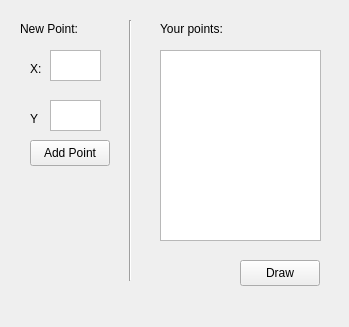
The window that sgi/qt_designer/new_wireframe.ui (lzacchi/INE5420) describes before a commit, drawn with Qt 5.
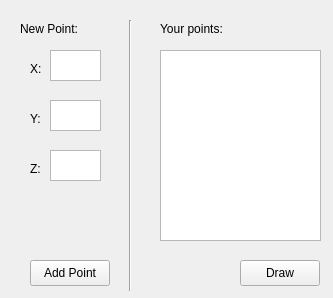
The same window after the commit.

Commit message: Add 'Z' coordinate to New Wireframe Window

Diff of the .ui file:
```diff
--- a/sgi/qt_designer/new_wireframe.ui
+++ b/sgi/qt_designer/new_wireframe.ui
@@ -6,8 +6,8 @@
    <rect>
     <x>0</x>
     <y>0</y>
-    <width>349</width>
-    <height>327</height>
+    <width>333</width>
+    <height>298</height>
    </rect>
   </property>
   <property name="windowTitle">
@@ -69,14 +69,14 @@
     </rect>
    </property>
    <property name="text">
-    <string>Y</string>
+    <string>Y:</string>
    </property>
   </widget>
   <widget class="QPushButton" name="new_form_add_btn">
    <property name="geometry">
     <rect>
      <x>30</x>
-     <y>140</y>
+     <y>260</y>
      <width>80</width>
      <height>26</height>
     </rect>
@@ -114,7 +114,7 @@
      <x>120</x>
      <y>20</y>
      <width>20</width>
-     <height>261</height>
+     <height>271</height>
     </rect>
    </property>
    <property name="orientation">
@@ -134,6 +134,29 @@
     <string>Draw</string>
    </property>
   </widget>
+  <widget class="QLabel" name="new_form_z_label">
+   <property name="geometry">
+    <rect>
+     <x>30</x>
+     <y>160</y>
+     <width>58</width>
+     <height>18</height>
+    </rect>
+   </property>
+   <property name="text">
+    <string>Z:</string>
+   </property>
+  </widget>
+  <widget class="QTextEdit" name="new_form_z_text">
+   <property name="geometry">
+    <rect>
+     <x>50</x>
+     <y>150</y>
+     <width>51</width>
+     <height>31</height>
+    </rect>
+   </property>
+  </widget>
  </widget>
  <resources/>
  <connections/>
```
The commit also changes 1 other file.
